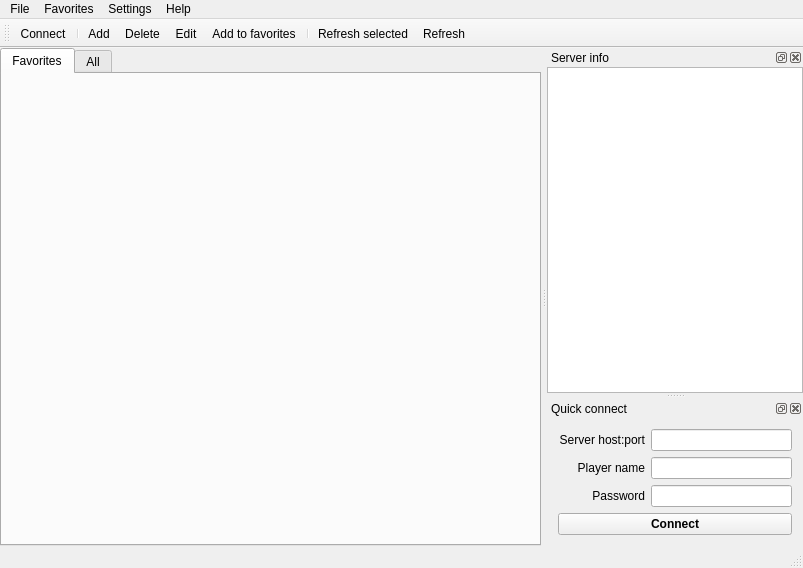
The window that src/main_window.ui (navrocky/urtconnector) describes before a commit, drawn with Qt 5.
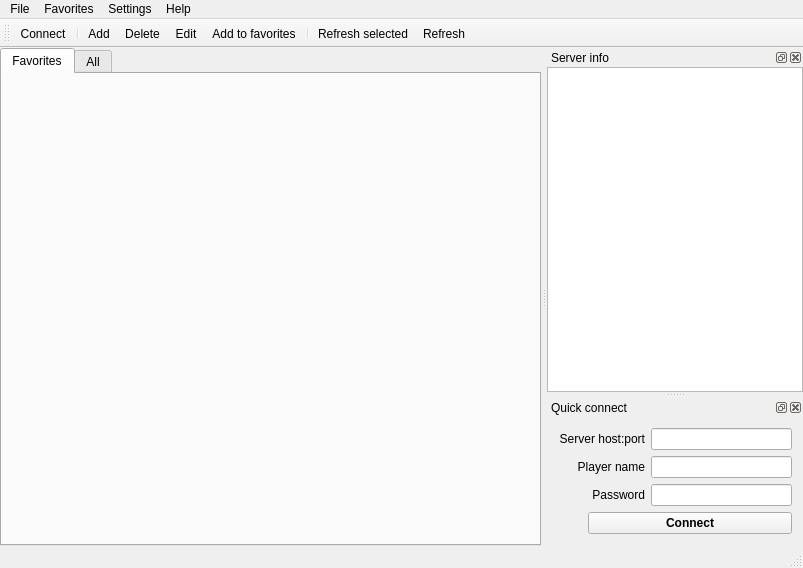
The same window after the commit. Icons and pictures are not drawn.

Commit message: added button to add favorite from quick launch window

```diff
--- a/src/main_window.ui
+++ b/src/main_window.ui
@@ -128,7 +128,7 @@
    </attribute>
    <widget class="QWidget" name="dockWidgetContents_2">
     <property name="sizePolicy">
-     <sizepolicy hsizetype="Preferred" vsizetype="Fixed">
+     <sizepolicy hsizetype="Preferred" vsizetype="Maximum">
       <horstretch>0</horstretch>
       <verstretch>0</verstretch>
      </sizepolicy>
@@ -136,9 +136,6 @@
     <layout class="QVBoxLayout" name="verticalLayout_2">
      <item>
       <layout class="QGridLayout" name="gridLayout">
-       <property name="sizeConstraint">
-        <enum>QLayout::SetMinimumSize</enum>
-       </property>
        <item row="0" column="0">
         <widget class="QLabel" name="label">
          <property name="text">
@@ -190,6 +187,22 @@
       </layout>
      </item>
      <item>
+      <layout class="QHBoxLayout" name="horizontalLayout_2">
+       <item>
+        <widget class="QToolButton" name="quick_favorite_button">
+         <property name="toolTip">
+          <string>Add server to favorites</string>
+         </property>
+         <property name="icon">
+          <iconset resource="images.qrc">
+           <normaloff>:/icons/icons/bookmarks.png</normaloff>:/icons/icons/bookmarks.png</iconset>
+         </property>
+         <property name="autoRaise">
+          <bool>true</bool>
+         </property>
+        </widget>
+       </item>
+       <item>
       <widget class="QPushButton" name="quickConnectButton">
        <property name="font">
         <font>
@@ -201,6 +214,8 @@
         <string>Connect</string>
        </property>
       </widget>
+       </item>
+      </layout>
      </item>
     </layout>
    </widget>
```
Left out of the diff: 4 changed lines with no effect on the pictures. Lines whose indentation alone changed are shown as unchanged. The commit also changes 3 other files.
